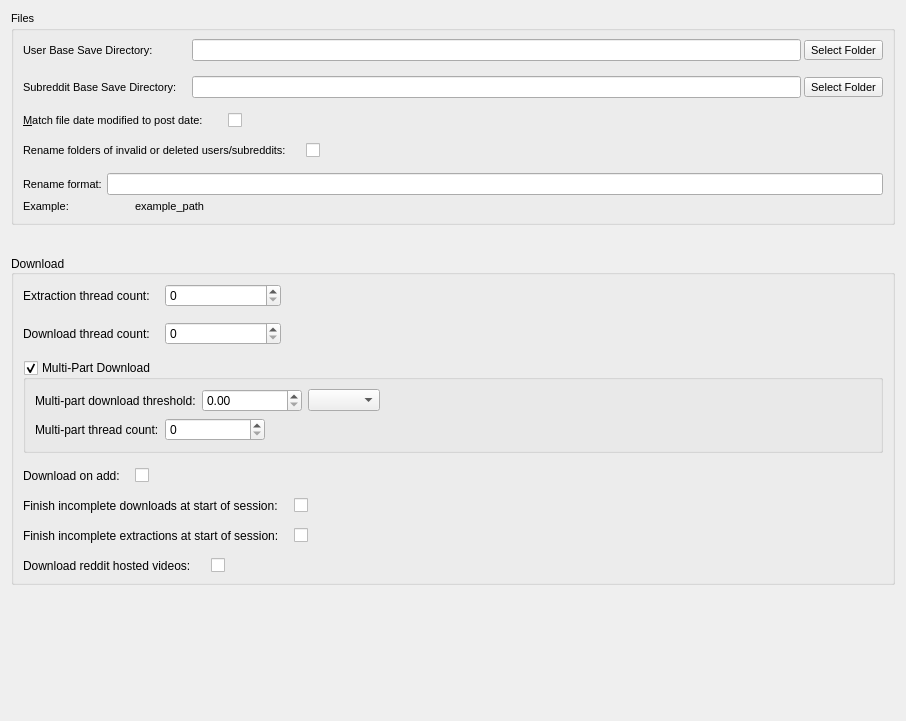
The window that Resources/ui_files/settings/core_settings_widget.ui (MalloyDelacroix/DownloaderForReddit) describes before a commit, drawn with Qt 5.
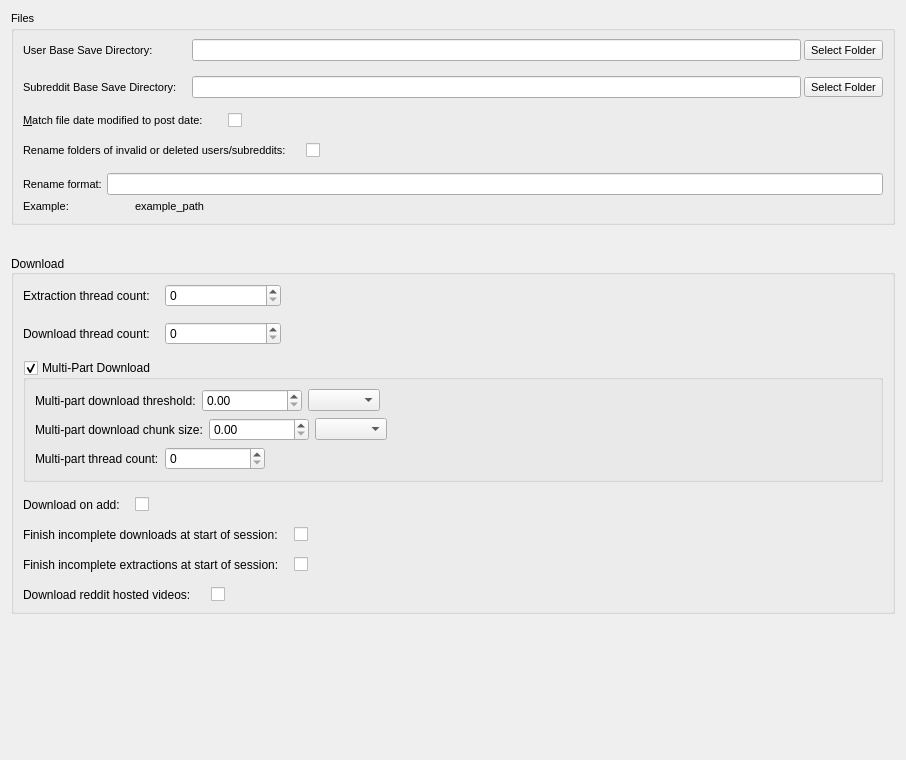
The same window after the commit.

Commit message: Add multi-part chunk size settings option

Patch:
```diff
--- a/Resources/ui_files/settings/core_settings_widget.ui
+++ b/Resources/ui_files/settings/core_settings_widget.ui
@@ -7,7 +7,7 @@
     <x>0</x>
     <y>0</y>
     <width>906</width>
-    <height>721</height>
+    <height>760</height>
    </rect>
   </property>
   <property name="windowTitle">
@@ -366,6 +366,49 @@
            </item>
           </layout>
          </item>
+         <item>
+          <layout class="QHBoxLayout" name="horizontalLayout_11">
+           <item>
+            <widget class="QLabel" name="label_13">
+             <property name="toolTip">
+              <string>&lt;html&gt;&lt;head/&gt;&lt;body&gt;&lt;p&gt;The size threshold at which a file is downloaded in parts in multiple threads.  Carefully adjust this number as there is a definite point of diminishing returns depending on your internet connection.&lt;/p&gt;&lt;/body&gt;&lt;/html&gt;</string>
+             </property>
+             <property name="text">
+              <string>Multi-part download chunk size:</string>
+             </property>
+            </widget>
+           </item>
+           <item>
+            <widget class="QDoubleSpinBox" name="multi_part_chunk_size_spinbox">
+             <property name="minimumSize">
+              <size>
+               <width>100</width>
+               <height>0</height>
+              </size>
+             </property>
+             <property name="maximum">
+              <double>10000000000.989999771118164</double>
+             </property>
+            </widget>
+           </item>
+           <item>
+            <widget class="QComboBox" name="chunk_size_combo"/>
+           </item>
+           <item>
+            <spacer name="horizontalSpacer_3">
+             <property name="orientation">
+              <enum>Qt::Horizontal</enum>
+             </property>
+             <property name="sizeHint" stdset="0">
+              <size>
+               <width>40</width>
+               <height>20</height>
+              </size>
+             </property>
+            </spacer>
+           </item>
+          </layout>
+         </item>
          <item>
           <layout class="QHBoxLayout" name="horizontalLayout_10">
            <item>
```
The commit also changes 3 other files.
